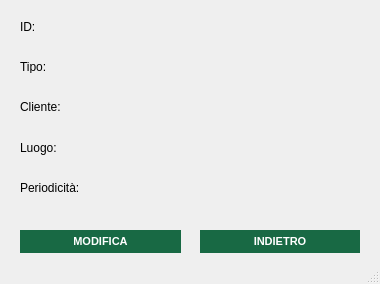
Before: the Qt Designer form src/main/gui/visualizza_servizio.ui in OT-Rax/AnconAmbiente, drawn with Qt 5.
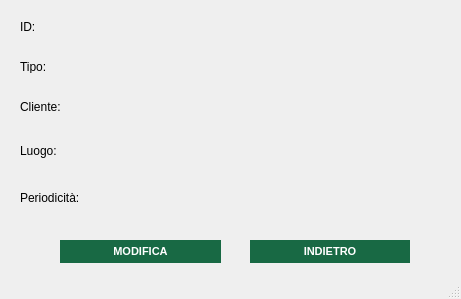
After: the same form once the commit is applied. Icons and pictures are not drawn.

```diff
--- a/src/main/gui/visualizza_servizio.ui
+++ b/src/main/gui/visualizza_servizio.ui
@@ -6,8 +6,8 @@
    <rect>
     <x>0</x>
     <y>0</y>
-    <width>380</width>
-    <height>284</height>
+    <width>461</width>
+    <height>299</height>
    </rect>
   </property>
   <property name="windowTitle">
@@ -35,7 +35,7 @@
     <property name="geometry">
      <rect>
       <x>20</x>
-      <y>180</y>
+      <y>190</y>
       <width>80</width>
       <height>16</height>
      </rect>
@@ -63,7 +63,7 @@
       <x>20</x>
       <y>140</y>
       <width>80</width>
-      <height>16</height>
+      <height>21</height>
      </rect>
     </property>
     <property name="text">
@@ -86,8 +86,8 @@
    <widget class="QPushButton" name="indietro_button">
     <property name="geometry">
      <rect>
-      <x>200</x>
-      <y>230</y>
+      <x>250</x>
+      <y>240</y>
       <width>160</width>
       <height>23</height>
      </rect>
@@ -118,8 +118,8 @@
      <rect>
       <x>170</x>
       <y>140</y>
-      <width>181</width>
-      <height>16</height>
+      <width>271</width>
+      <height>41</height>
      </rect>
     </property>
     <property name="text">
@@ -129,8 +129,8 @@
    <widget class="QPushButton" name="modifica_button">
     <property name="geometry">
      <rect>
-      <x>20</x>
-      <y>230</y>
+      <x>60</x>
+      <y>240</y>
       <width>161</width>
       <height>23</height>
      </rect>
@@ -173,7 +173,7 @@
     <property name="geometry">
      <rect>
       <x>170</x>
-      <y>180</y>
+      <y>190</y>
       <width>191</width>
       <height>16</height>
      </rect>
```
Left out of the diff: 2 changed lines with no effect on the pictures.
